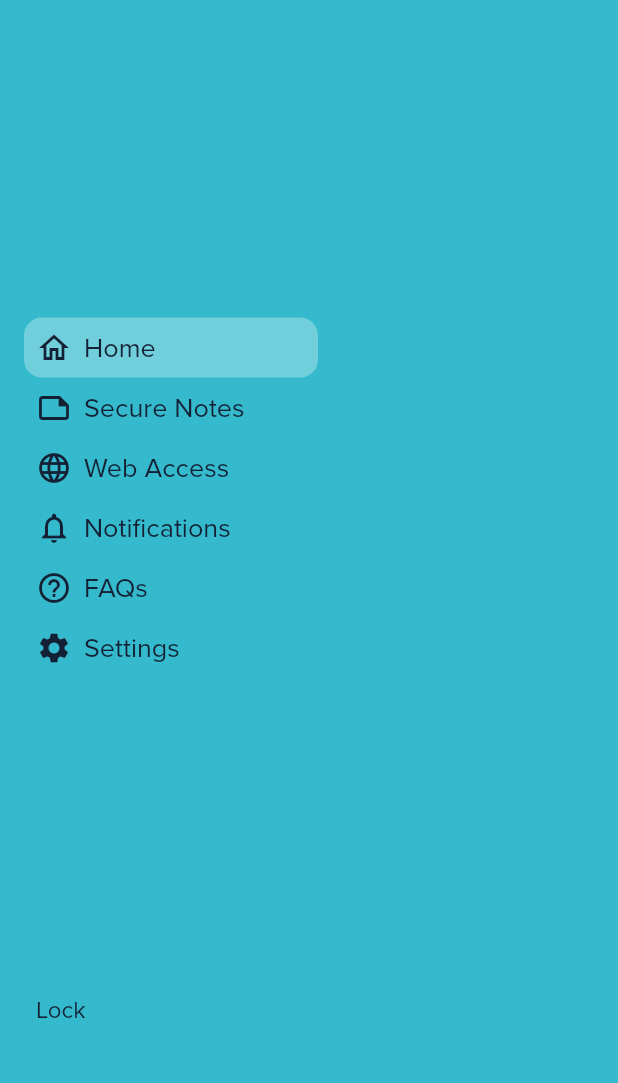
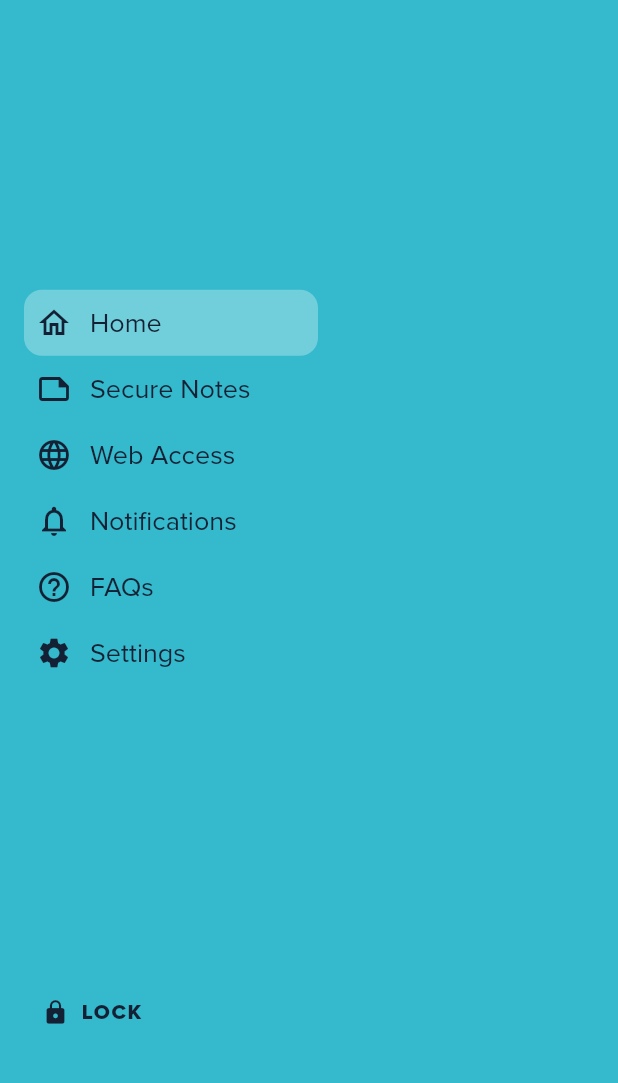
Before and after one commit to chirayu-joshi/CryptoVault-app, a Flutter app: the DrawerScreen widget shown alone on an empty page, opened directly, on a phone screen of 412 x 824 dp, the part 140-1223 px from its top. Run offline on Flutter 3.47's test engine with Material 2 defaults, Android fonts, the phone set to English and light mode, and no system bars; our stand-ins replace after_layout, local_auth, shared_preferences; missing offline and left inert: flutter_bcrypt; accounts and stored records are empty.

```diff
--- a/crypto_vault/lib/screens/drawer_screen.dart
+++ b/crypto_vault/lib/screens/drawer_screen.dart
@@ -1,9 +1,13 @@
 import 'package:flutter/cupertino.dart';
 import 'package:flutter/material.dart';
 
+import 'package:provider/provider.dart';
+
 import 'package:crypto_vault/constants.dart';
+import 'package:crypto_vault/providers/local_auth.dart';
 import 'package:crypto_vault/data/screen_data.dart';
 import 'package:crypto_vault/widgets/drawer_item.dart';
+import 'package:crypto_vault/screens/local_login_screen.dart';
 
 class DrawerScreen extends StatelessWidget {
   final List<Widget> _drawerItems = [];
@@ -24,7 +28,7 @@ class DrawerScreen extends StatelessWidget {
       height: double.infinity,
       width: double.infinity,
       color: primaryColor,
-      padding: EdgeInsets.only(top: 64, left: 16, bottom: 48),
+      padding: EdgeInsets.only(top: 64, left: 16, bottom: 32),
       child: Column(
         crossAxisAlignment: CrossAxisAlignment.start,
         mainAxisAlignment: MainAxisAlignment.spaceBetween,
@@ -47,14 +51,20 @@ class DrawerScreen extends StatelessWidget {
               children: _drawerItems,
             ),
           ),
-          Padding(
-            padding: EdgeInsets.only(left: 8),
-            child: Text(
-              'Lock',
-              style: TextStyle(
-                fontSize: 16,
-                color: backgroundColorDark,
-              ),
+          FlatButton.icon(
+            onPressed: () {
+              Provider.of<LocalAuth>(context, listen: false).logout();
+              Navigator.of(context)
+                  .pushReplacementNamed(LocalLoginScreen.routeName);
+            },
+            icon: Icon(
+              Icons.lock,
+              size: 18,
+              color: backgroundColorDark,
+            ),
+            label: Text(
+              'LOCK',
+              style: TextStyle(fontSize: 14, color: backgroundColorDark),
             ),
           ),
         ],
--- a/crypto_vault/lib/screens/main_screens/faqs_screen.dart
+++ b/crypto_vault/lib/screens/main_screens/faqs_screen.dart
@@ -9,7 +9,10 @@ class FaqsScreen extends StatelessWidget {
   @override
   Widget build(BuildContext context) {
     return Center(
-      child: Text('FAQs Screen'),
+      child: Text(
+        'FAQs Screen',
+        style: Theme.of(context).textTheme.headline5,
+      ),
     );
   }
 }
--- a/crypto_vault/lib/screens/main_screens/notifications_screen.dart
+++ b/crypto_vault/lib/screens/main_screens/notifications_screen.dart
@@ -9,7 +9,10 @@ class NotificationsScreen extends StatelessWidget {
   @override
   Widget build(BuildContext context) {
     return Center(
-      child: Text('Notifications Screen'),
+      child: Text(
+        'Notifications Screen',
+        style: Theme.of(context).textTheme.headline5,
+      ),
     );
   }
 }
--- a/crypto_vault/lib/screens/main_screens/secure_notes_screen.dart
+++ b/crypto_vault/lib/screens/main_screens/secure_notes_screen.dart
@@ -9,7 +9,10 @@ class SecureNotesScreen extends StatelessWidget {
   @override
   Widget build(BuildContext context) {
     return Center(
-      child: Text('Secure Notes Screen'),
+      child: Text(
+        'Secure Notes Screen',
+        style: Theme.of(context).textTheme.headline5,
+      ),
     );
   }
 }
--- a/crypto_vault/lib/screens/main_screens/settings_screen.dart
+++ b/crypto_vault/lib/screens/main_screens/settings_screen.dart
@@ -9,7 +9,10 @@ class SettingsScreen extends StatelessWidget {
   @override
   Widget build(BuildContext context) {
     return Center(
-      child: Text('Settings Screen'),
+      child: Text(
+        'Settings Screen',
+        style: Theme.of(context).textTheme.headline5,
+      ),
     );
   }
 }
--- a/crypto_vault/lib/screens/main_screens/web_access_screen.dart
+++ b/crypto_vault/lib/screens/main_screens/web_access_screen.dart
@@ -9,7 +9,10 @@ class WebAccessScreen extends StatelessWidget {
   @override
   Widget build(BuildContext context) {
     return Center(
-      child: Text('Web Access Screen'),
+      child: Text(
+        'Web Access Screen',
+        style: Theme.of(context).textTheme.headline5,
+      ),
     );
   }
 }
--- a/crypto_vault/lib/widgets/drawer_item.dart
+++ b/crypto_vault/lib/widgets/drawer_item.dart
@@ -26,7 +26,7 @@ class DrawerItem extends StatelessWidget {
       },
       child: Container(
         width: double.infinity,
-        padding: EdgeInsets.symmetric(vertical: 8, horizontal: 8),
+        padding: EdgeInsets.symmetric(vertical: 10, horizontal: 8),
         decoration: BoxDecoration(
           color: screensData.screenName == title
               ? Colors.white30
@@ -36,15 +36,12 @@ class DrawerItem extends StatelessWidget {
         child: Row(
           children: <Widget>[
             icon,
-            SizedBox(width: 8),
-            FittedBox(
-              fit: BoxFit.scaleDown,
-              child: Text(
-                title,
-                style: TextStyle(
-                  fontSize: 18,
-                  color: backgroundColorDark,
-                ),
+            SizedBox(width: 12),
+            Text(
+              title,
+              style: TextStyle(
+                fontSize: 18,
+                color: backgroundColorDark,
               ),
             ),
           ],
```
Also changed, not shown: crypto_vault/lib/screens/main_screen.dart (+17 -1 lines), crypto_vault/lib/widgets/screen_wrapper.dart (+14 -1 lines).
